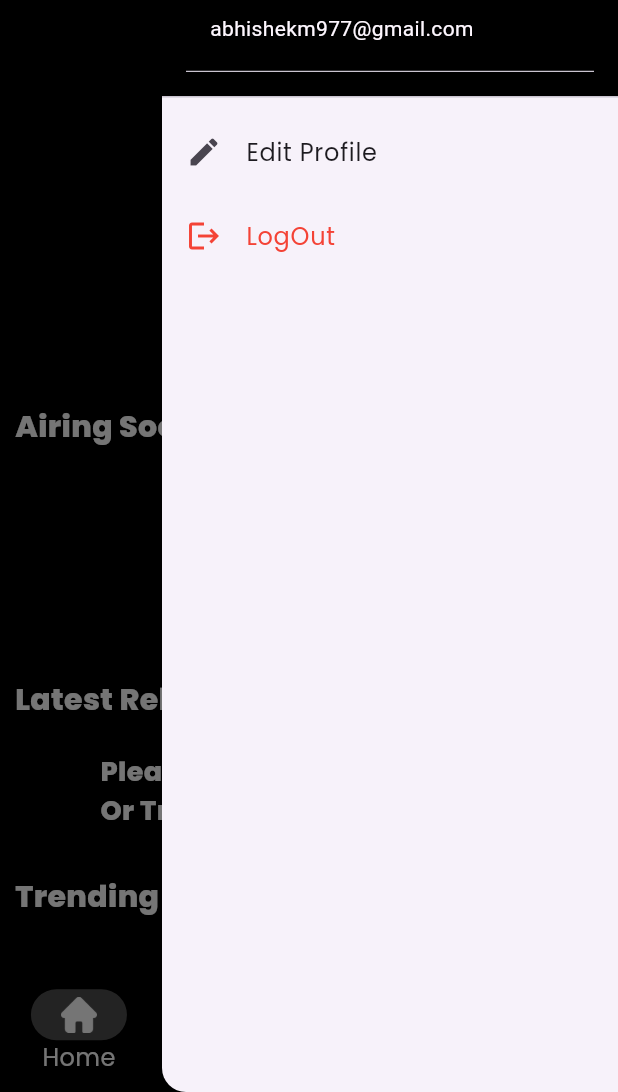
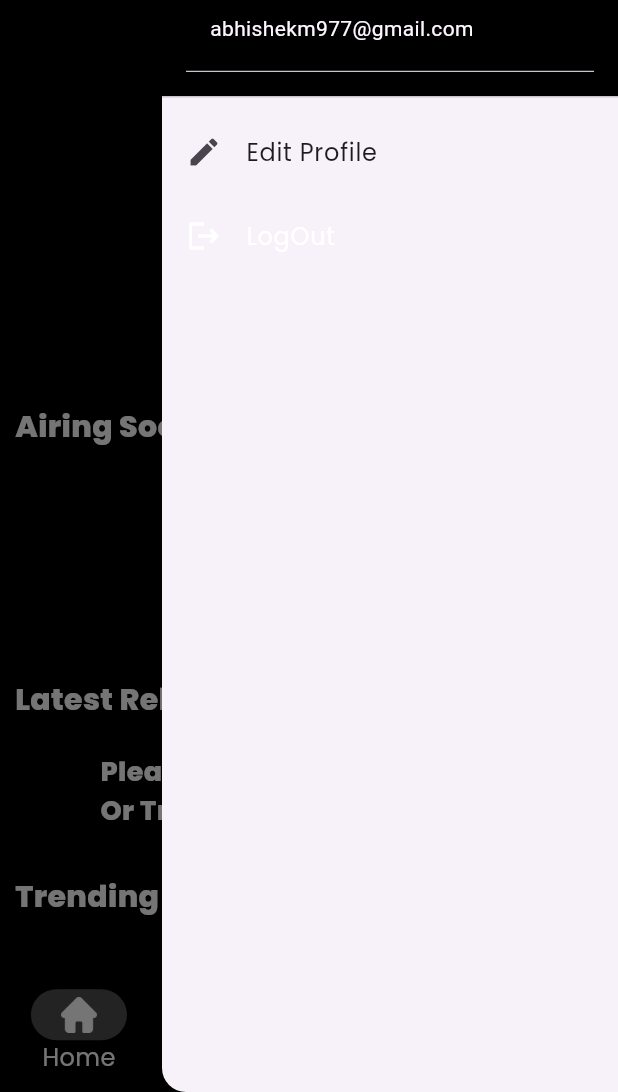
Before and after one commit to kakerublaze/otaku-club, a Flutter app: the screen it shows after launch, with the side drawer open, on a phone screen of 412 x 824 dp, the part 144-1236 px from its top. Run offline on Flutter 3.47's test engine with Material 3 defaults, Android fonts, the light colour scheme and no system bars; drawn by our look-alikes of carousel_slider; our stand-ins replace better_player, cached_network_image, flutter_spinkit, flutter_svg, get, google_fonts and 6 more; missing offline and left inert: flutter_downloader; network calls fail.

Commit message:
Changed color again

```diff
--- a/lib/app/modules/main/main_screen.dart
+++ b/lib/app/modules/main/main_screen.dart
@@ -385,12 +385,12 @@ class MainScreen extends GetView<MainScreenController> {
                 ListTile(
                   leading: const Icon(
                     Icons.logout,
-                    color: AppColor.red,
+                    color: AppColor.white,
                   ),
                   title: const Text(
                     'LogOut',
                     style: TextStyle(
-                      color: AppColor.red,
+                      color: AppColor.white,
                     ),
                   ),
                   onTap: () {
```
